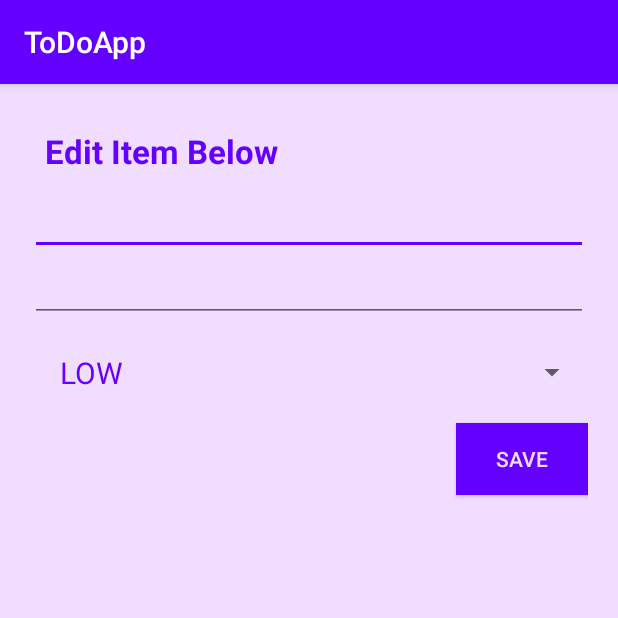
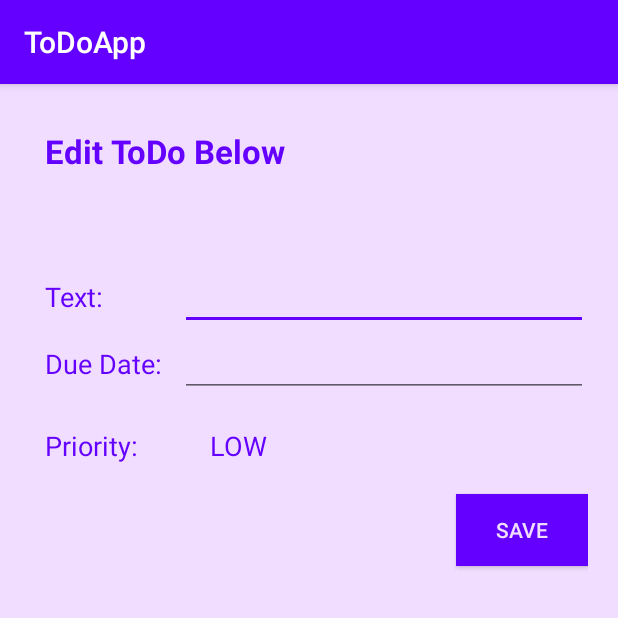
Before and after one commit to nemethjulia/ToDoApp, an Android app: the EditItemActivity screen opened directly, with no data from a screen before it, on a phone screen of 412 x 824 dp, the top half of it. Run offline under Robolectric (Android 15) with nearby library versions, the phone set to English and light mode, and no system bars.

Commit message:
Improving the style of the edit activity : labels

```diff
--- a/app/src/main/res/layout/activity_edit_item.xml
+++ b/app/src/main/res/layout/activity_edit_item.xml
@@ -21,12 +21,48 @@
         android:textStyle="bold"
         android:textColor="@color/colorPrimaryDark" />
 
+    <Space
+        android:layout_width="match_parent"
+        android:layout_height="50dp"
+        android:layout_gravity="center_horizontal" />
+
+    <LinearLayout
+        android:orientation="horizontal"
+        android:layout_width="match_parent"
+        android:layout_height="wrap_content">
+
+        <TextView
+            android:layout_width="100dp"
+            android:layout_height="wrap_content"
+            android:textAppearance="?android:attr/textAppearanceMedium"
+            android:text="@string/todo_text"
+            android:id="@+id/textView"
+            android:layout_gravity="start|center_vertical"
+            android:padding="10dp"
+            android:textColor="@color/colorPrimary" />
+
         <EditText
             android:layout_width="match_parent"
             android:layout_height="wrap_content"
             android:inputType="textMultiLine"
             android:ems="10"
             android:id="@+id/etEditItem"
+            android:layout_gravity="center_vertical|end"
+            android:padding="10dp"
+            android:textColor="@color/colorPrimary" />
+    </LinearLayout>
+
+    <LinearLayout
+        android:orientation="horizontal"
+        android:layout_width="match_parent"
+        android:layout_height="wrap_content">
+
+        <TextView
+            android:layout_width="100dp"
+            android:layout_height="wrap_content"
+            android:textAppearance="?android:attr/textAppearanceMedium"
+            android:text="@string/todo_due_date"
+            android:id="@+id/tvDueDate"
             android:layout_gravity="start|center_vertical"
             android:padding="10dp"
             android:textColor="@color/colorPrimary" />
@@ -41,11 +77,32 @@
             android:focusable="false"
             android:textColor="@color/colorPrimary" />
 
+    </LinearLayout>
+
+    <LinearLayout
+        android:orientation="horizontal"
+        android:layout_width="match_parent"
+        android:layout_height="wrap_content"
+        android:layout_gravity="center">
+
+        <TextView
+            android:layout_width="100dp"
+            android:layout_height="wrap_content"
+            android:textAppearance="?android:attr/textAppearanceMedium"
+            android:text="@string/todo_priority"
+            android:id="@+id/tvPriority"
+            android:layout_gravity="center"
+            android:padding="10dp"
+            android:textColor="@color/colorPrimary" />
+
         <Spinner
             android:layout_width="match_parent"
             android:layout_height="wrap_content"
             android:id="@+id/spPriority"
+            android:layout_gravity="center"
             android:padding="10dp" />
+
+    </LinearLayout>
 
     <Button
         android:layout_width="wrap_content"
--- a/app/src/main/res/layout/item_priority.xml
+++ b/app/src/main/res/layout/item_priority.xml
@@ -5,11 +5,12 @@
     android:layout_height="match_parent">
 
     <TextView
+        android:textAppearance="?android:attr/textAppearanceMedium"
         android:id="@+id/tvPriority"
         android:padding="10dp"
-        android:textSize="20sp"
         android:layout_width="fill_parent"
         android:layout_height="wrap_content"
-        android:textColor="@color/colorPrimary" />
+        android:textColor="@color/colorPrimary"
+        android:background="@color/colorLight" />
 
 </LinearLayout>
--- a/app/src/main/res/values/strings.xml
+++ b/app/src/main/res/values/strings.xml
@@ -1,7 +1,11 @@
 <resources>
     <string name="app_name">ToDoApp</string>
     <string name="create">Create new item</string>
-    <string name="edit_below_label">Edit Item Below</string>
+    <string name="edit_below_label">Edit ToDo Below</string>
     <string name="save">Save</string>
     <string name="button_refresh">Refresh</string>
+
+    <string name="todo_text">Text: </string>
+    <string name="todo_due_date">Due Date: </string>
+    <string name="todo_priority">Priority: </string>
 </resources>
```
Lines whose indentation alone changed are shown as unchanged.
